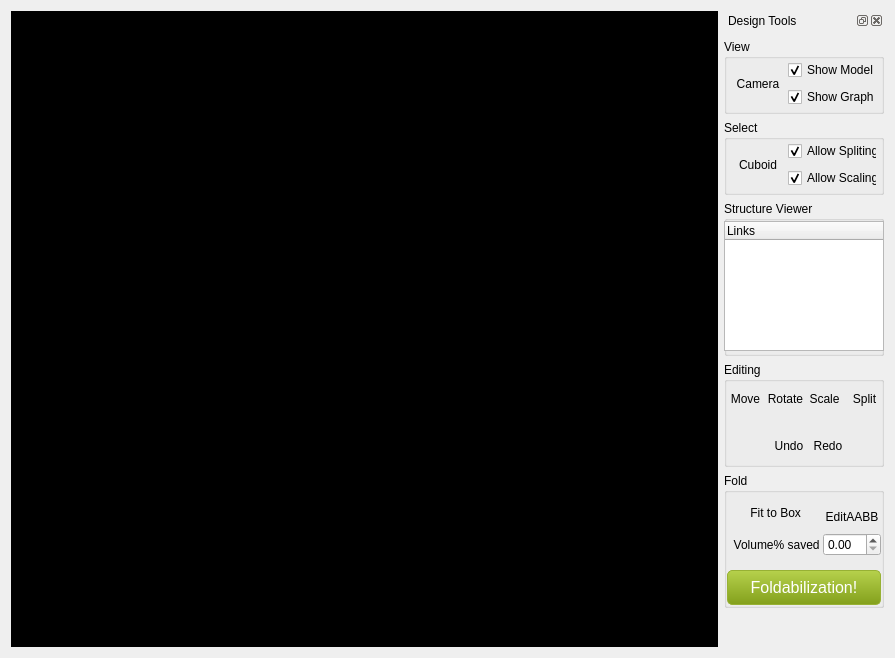
Qt form Demo/Screens/DesignWidget.ui (letienhung/fold-hcc) before a commit.
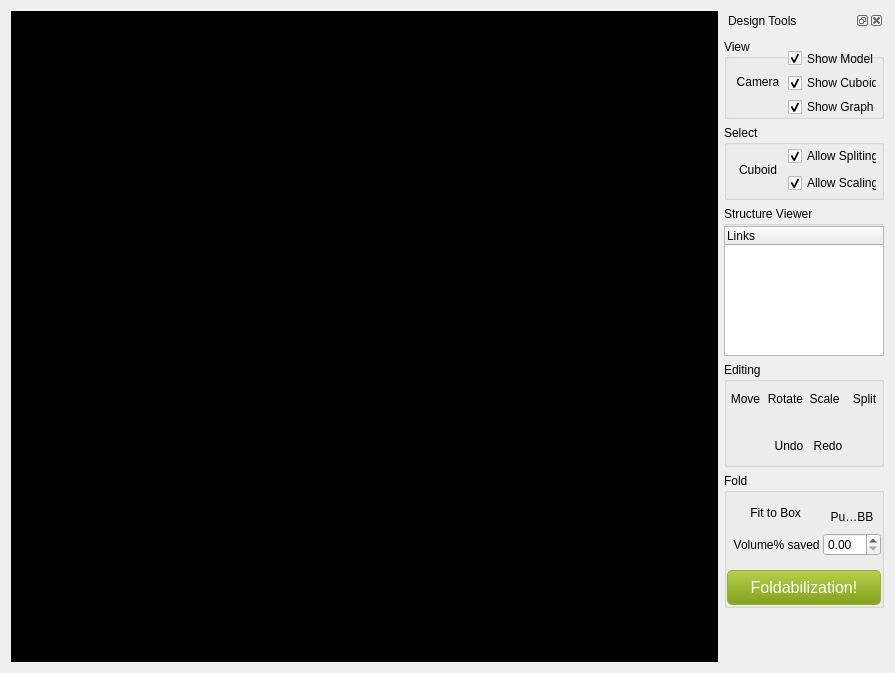
The same form after that commit. Icons and pictures are not drawn.

Patch:
```diff
--- a/Demo/Screens/DesignWidget.ui
+++ b/Demo/Screens/DesignWidget.ui
@@ -7,7 +7,7 @@
     <x>0</x>
     <y>0</y>
     <width>895</width>
-    <height>658</height>
+    <height>673</height>
    </rect>
   </property>
   <property name="windowTitle">
@@ -57,7 +57,7 @@
    <item>
     <widget class="QDockWidget" name="toolsWidget">
      <property name="sizePolicy">
-      <sizepolicy hsizetype="Fixed" vsizetype="Preferred">
+      <sizepolicy hsizetype="Fixed" vsizetype="MinimumExpanding">
        <horstretch>0</horstretch>
        <verstretch>0</verstretch>
       </sizepolicy>
@@ -252,7 +252,7 @@
              </size>
             </property>
             <property name="text">
-             <string>EditAABB</string>
+             <string>PushAABB</string>
             </property>
             <property name="icon">
              <iconset resource="../Resources/Resource.qrc">
@@ -676,13 +676,13 @@
          <property name="minimumSize">
           <size>
            <width>150</width>
-           <height>75</height>
+           <height>80</height>
           </size>
          </property>
          <property name="maximumSize">
           <size>
            <width>160</width>
-           <height>75</height>
+           <height>80</height>
           </size>
          </property>
          <property name="title">
@@ -692,9 +692,9 @@
           <property name="geometry">
            <rect>
             <x>10</x>
-            <y>20</y>
-            <width>140</width>
-            <height>51</height>
+            <y>10</y>
+            <width>143</width>
+            <height>67</height>
            </rect>
           </property>
           <layout class="QHBoxLayout" name="horizontalLayout_2">
@@ -754,6 +754,16 @@
                </property>
               </widget>
              </item>
+             <item>
+              <widget class="QCheckBox" name="showCuboid">
+               <property name="text">
+                <string>Show Cuboid</string>
+               </property>
+               <property name="checked">
+                <bool>true</bool>
+               </property>
+              </widget>
+             </item>
              <item>
               <widget class="QCheckBox" name="showGraph">
                <property name="text">
@@ -773,7 +783,7 @@
        <item row="3" column="0">
         <widget class="QGroupBox" name="StructView">
          <property name="sizePolicy">
-          <sizepolicy hsizetype="Fixed" vsizetype="Fixed">
+          <sizepolicy hsizetype="Preferred" vsizetype="Preferred">
            <horstretch>0</horstretch>
            <verstretch>0</verstretch>
           </sizepolicy>
@@ -781,13 +791,13 @@
          <property name="minimumSize">
           <size>
            <width>160</width>
-           <height>155</height>
+           <height>150</height>
           </size>
          </property>
          <property name="maximumSize">
           <size>
-           <width>160</width>
-           <height>155</height>
+           <width>16777215</width>
+           <height>16777215</height>
           </size>
          </property>
          <property name="title">
@@ -802,6 +812,12 @@
             <height>130</height>
            </rect>
           </property>
+          <property name="sizePolicy">
+           <sizepolicy hsizetype="Preferred" vsizetype="Preferred">
+            <horstretch>0</horstretch>
+            <verstretch>0</verstretch>
+           </sizepolicy>
+          </property>
           <property name="minimumSize">
            <size>
             <width>150</width>
@@ -810,8 +826,8 @@
           </property>
           <property name="maximumSize">
            <size>
-            <width>160</width>
-            <height>130</height>
+            <width>16777215</width>
+            <height>16777215</height>
            </size>
           </property>
           <column>
```
Left out of the diff: 2 changed lines with no effect on the pictures.
